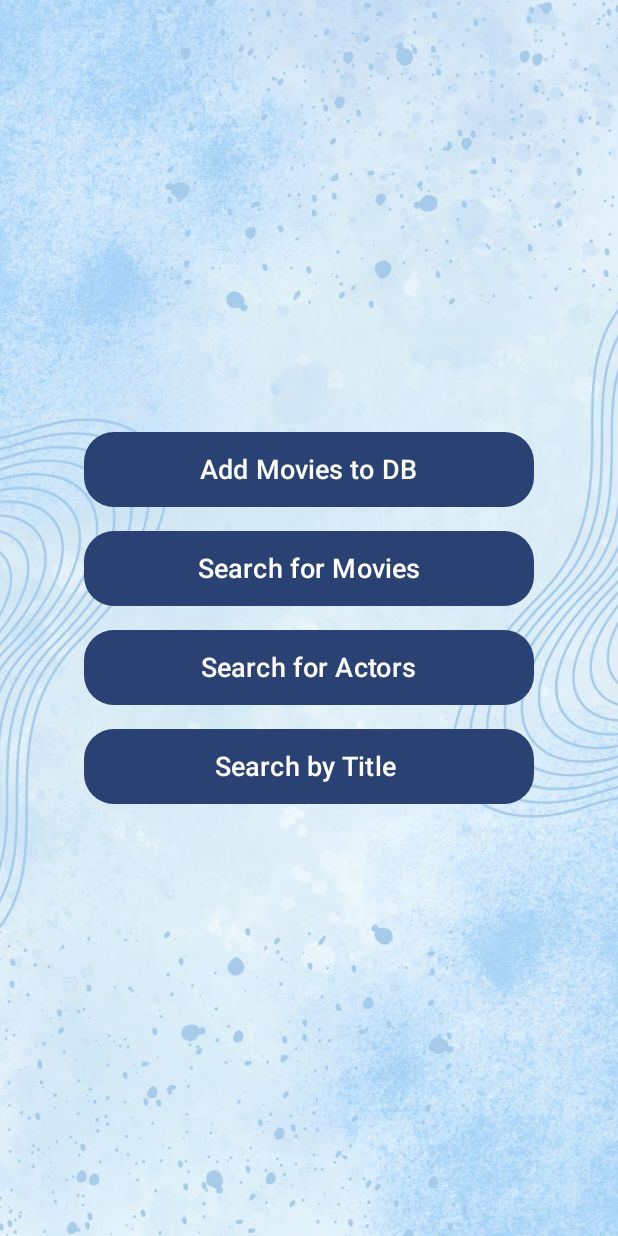
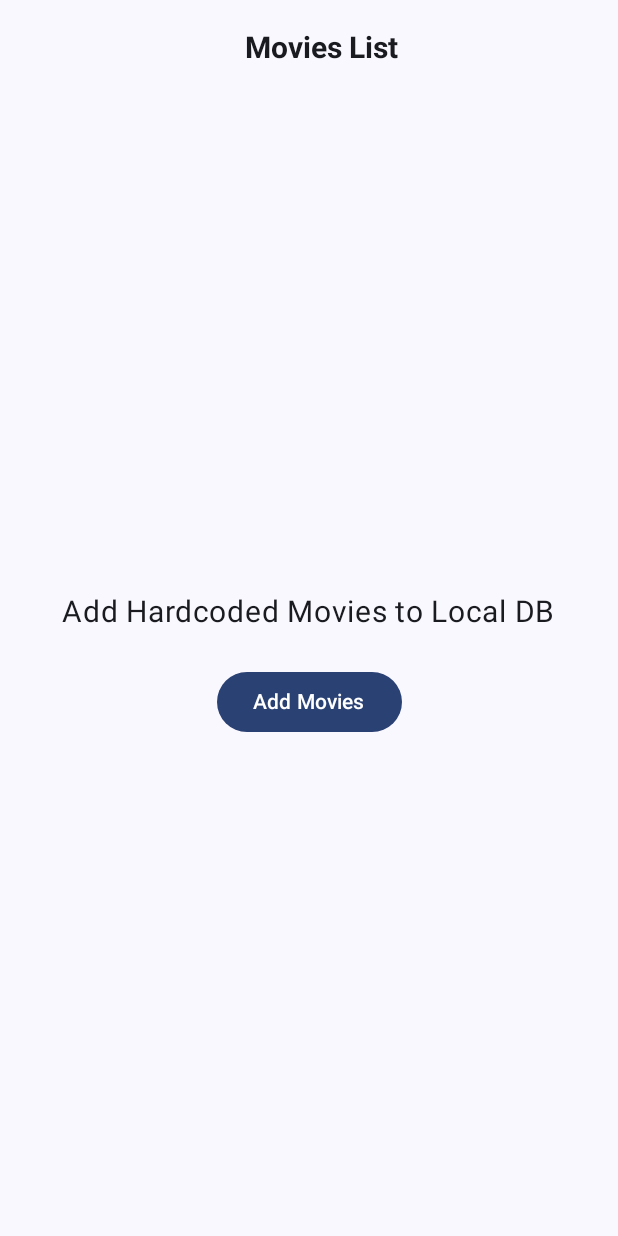
Before and after one commit to AbdhulFathir/MovieMate, an Android app built with Jetpack Compose: the screen it shows after launch (MainActivity before the commit, AddMovies after it), after a tap on "Add Movies to DB", on a phone screen of 412 x 824 dp. Run offline under Robolectric (Android 15) with nearby library versions, the phone set to English and light mode, and no system bars; our stand-ins replace Room's generated code.

Commit message:
implement other screens

```diff
--- a/app/src/main/AndroidManifest.xml
+++ b/app/src/main/AndroidManifest.xml
@@ -24,6 +24,10 @@
                 <category android:name="android.intent.category.LAUNCHER" />
             </intent-filter>
         </activity>
+        <activity android:name=".screens.AddMovies" android:exported="false"/>
+        <activity android:name=".screens.SearchActors" android:exported="false"/>
+        <activity android:name=".screens.SearchMovies" android:exported="false"/>
+        <activity android:name=".screens.SearchByTitle" android:exported="false"/>
     </application>
 
 </manifest>
--- a/app/src/main/java/com/example/moviemate/MainActivity.kt
+++ b/app/src/main/java/com/example/moviemate/MainActivity.kt
@@ -26,6 +26,7 @@ import androidx.compose.ui.unit.dp
 import androidx.compose.ui.unit.sp
 import androidx.lifecycle.ViewModelProvider
 import com.example.moviemate.db.Movie
+import com.example.moviemate.screens.AddMovies
 import com.example.moviemate.ui.theme.MovieMateTheme
 
 class MainActivity : ComponentActivity() {
@@ -59,8 +60,6 @@ class MainActivity : ComponentActivity() {
 
 
                         CustomButton(text = "Add Movies to DB") {
-//                            val intent = Intent(this@MainActivity, AddMovies::class.java)
-//                            startActivity(intent)
                             val movies = listOf(
                                 Movie(
                                     title = "The Shawshank Redemption",
@@ -124,7 +123,8 @@ class MainActivity : ComponentActivity() {
                                 )
                             )
                             viewModel.addTodoItems(movies)
-
+                            val intent = Intent(this@MainActivity, AddMovies::class.java)
+                            startActivity(intent)
                         }
                         Spacer(modifier = Modifier.height(16.dp))
 
--- /dev/null
+++ b/app/src/main/java/com/example/moviemate/screens/AddMovies.kt
@@ -0,0 +1,69 @@
+package com.example.moviemate.screens
+
+import android.os.Bundle
+import androidx.activity.ComponentActivity
+import androidx.activity.compose.setContent
+import androidx.compose.foundation.layout.*
+import androidx.compose.material3.*
+import androidx.compose.ui.Alignment
+import androidx.compose.ui.Modifier
+import androidx.compose.ui.text.font.FontWeight
+import androidx.compose.ui.text.style.TextAlign
+import androidx.compose.ui.unit.dp
+import androidx.compose.ui.unit.sp
+import com.example.moviemate.MovieVM
+import com.example.moviemate.ui.theme.MovieMateTheme
+
+class AddMovies : ComponentActivity() {
+    private lateinit var viewModel: MovieVM
+    @OptIn(ExperimentalMaterial3Api::class)
+    override fun onCreate(savedInstanceState: Bundle?) {
+        super.onCreate(savedInstanceState)
+        setContent {
+            MovieMateTheme {
+                Scaffold(
+
+                    //app bar
+                    topBar = {
+                        TopAppBar(
+                            title = {
+                                Box(
+                                    modifier = Modifier.fillMaxWidth(),
+                                    contentAlignment = Alignment.Center
+                                ) {
+                                    Text(
+                                        "Movies List",
+                                        style = androidx.compose.ui.text.TextStyle(
+                                            fontSize = 20.sp,
+                                            fontWeight = FontWeight.Bold
+                                        ),
+                                        textAlign = TextAlign.Center
+                                    )
+                                }
+                            }
+                        )
+                    },
+
+                    // body part
+                    content = { innerPadding ->
+
+                        Column(
+                            modifier = Modifier
+                                .fillMaxSize()
+                                .padding(innerPadding),
+                            verticalArrangement = Arrangement.Center,
+                            horizontalAlignment = Alignment.CenterHorizontally
+                        ) {
+                            Text("Add Hardcoded Movies to Local DB", fontSize = 20.sp)
+                            Spacer(modifier = Modifier.height(24.dp))
+
+                            Button(onClick = {}) {
+                                Text("Add Movies")
+                            }
+                        }
+                    }
+                )
+            }
+        }
+    }
+}
--- a/app/src/main/java/com/example/moviemate/MovieListView.kt
+++ b/app/src/main/java/com/example/moviemate/screens/MovieListView.kt
@@ -1,4 +1,4 @@
-package com.example.moviemate
+package com.example.moviemate.screens
 
 import androidx.compose.foundation.background
 import androidx.compose.foundation.layout.Arrangement
@@ -29,6 +29,8 @@ import androidx.compose.ui.graphics.Color
 import androidx.compose.ui.res.painterResource
 import androidx.compose.ui.unit.dp
 import androidx.compose.ui.unit.sp
+import com.example.moviemate.MovieVM
+import com.example.moviemate.R
 import com.example.moviemate.db.Movie
 import java.text.SimpleDateFormat
 import java.util.Locale
```
Also changed, not shown: app/src/main/java/com/example/moviemate/screens/SearchActors.kt (added, +79 -0 lines), app/src/main/java/com/example/moviemate/screens/SearchByTitle.kt (added, +85 -0 lines), app/src/main/java/com/example/moviemate/screens/SearchMovies.kt (added, +85 -0 lines).
